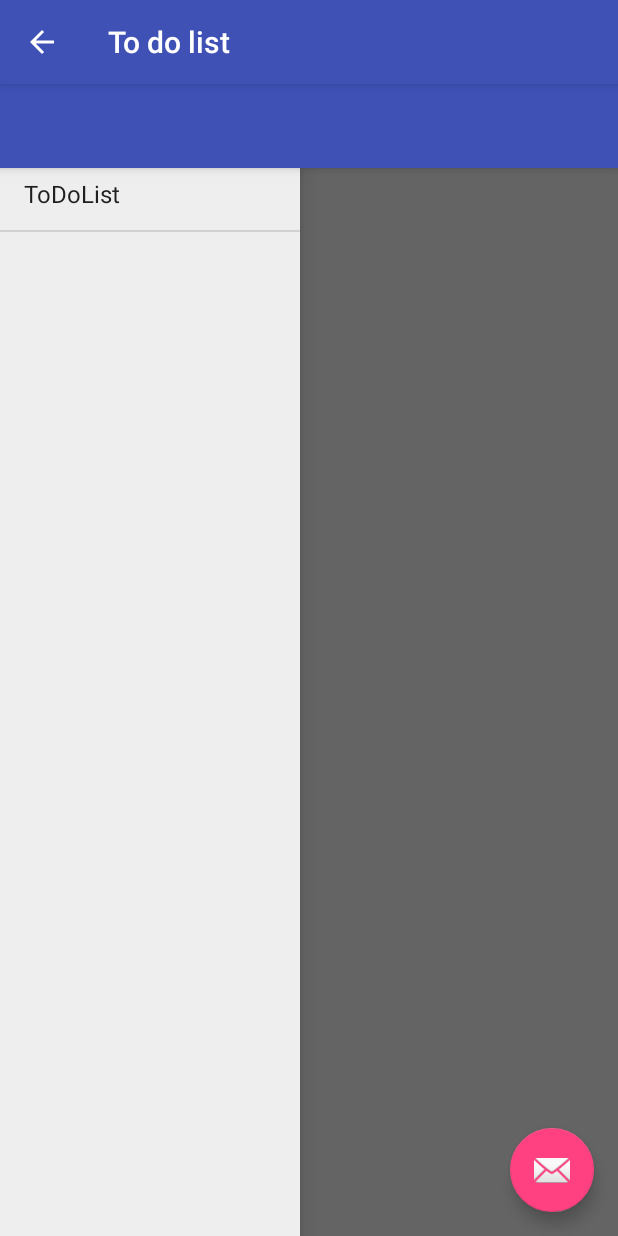
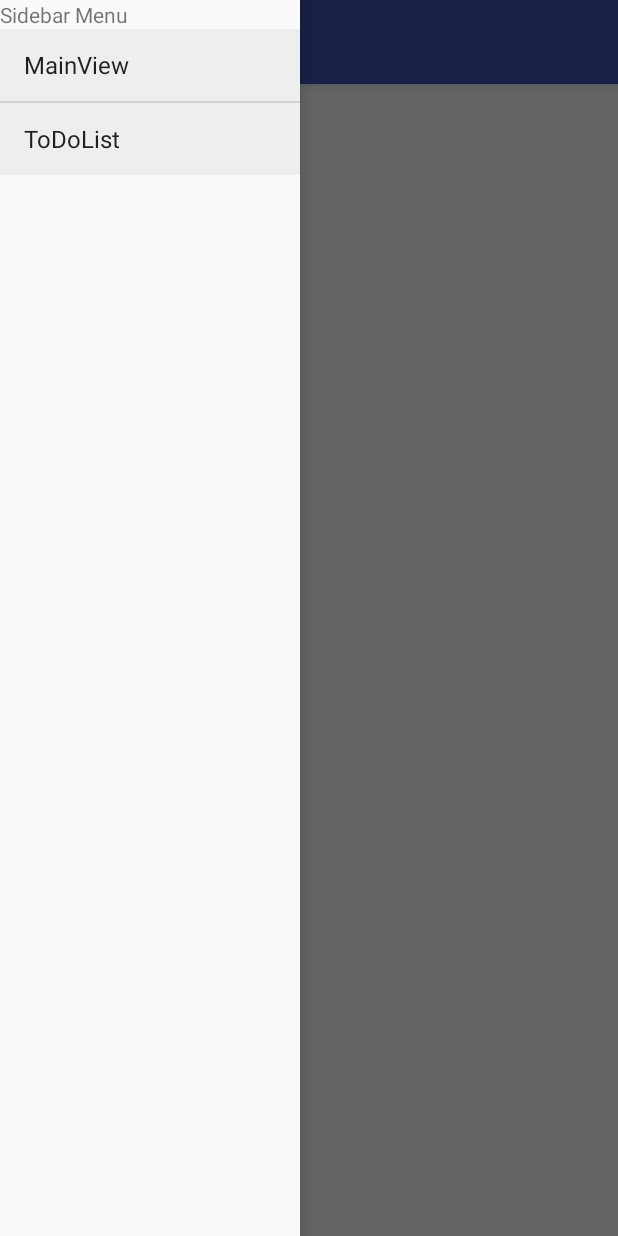
Before and after one commit to ReutovIgor/Organizer_android, an Android app: the ToDoListActivity screen opened directly, with no data from a screen before it, with the side drawer open, on a phone screen of 412 x 824 dp. Run offline under Robolectric (Android 15) with nearby library versions, the phone set to English and light mode, and no system bars.

Commit message:
Replaces Action bar with ToolBar Moves NavigationView to separate xml file Adds minor additions

```diff
--- a/app/src/main/AndroidManifest.xml
+++ b/app/src/main/AndroidManifest.xml
@@ -8,7 +8,7 @@
         android:label="@string/app_name"
         android:roundIcon="@mipmap/ic_launcher_round"
         android:supportsRtl="true"
-        android:theme="@style/AppTheme">
+        android:theme="@style/AppTheme.NoActionBar">
         <activity android:name=".MainView.MainActivity">
             <intent-filter>
                 <action android:name="android.intent.action.MAIN" />
@@ -18,8 +18,7 @@
         </activity>
         <activity
             android:name=".ToDoList.ToDoListActivity"
-            android:label="@string/title_activity_to_do_list"
-            android:theme="@style/AppTheme"></activity>
+            android:label="@string/title_activity_to_do_list"></activity>
     </application>
 
 </manifest>
--- a/app/src/main/java/com/example/ruireutov/organiser/SideMenuBar.java
+++ b/app/src/main/java/com/example/ruireutov/organiser/SideMenuBar.java
@@ -62,6 +62,6 @@ public class SideMenuBar {
     }
 
     public void hideSidebar() {
-        this.drawer.closeDrawer(this.sidebar);
+        this.drawer.closeDrawers();
     }
 }
--- a/app/src/main/java/com/example/ruireutov/organiser/ToDoList/ToDoListActivity.java
+++ b/app/src/main/java/com/example/ruireutov/organiser/ToDoList/ToDoListActivity.java
@@ -3,9 +3,8 @@ package com.example.ruireutov.organiser.ToDoList;
 import android.os.Bundle;
 import android.support.v4.widget.DrawerLayout;
 import android.support.v7.app.AppCompatActivity;
-import android.widget.ArrayAdapter;
+import android.support.v7.widget.Toolbar;
 import android.widget.ListView;
-import android.widget.TextView;
 
 import com.example.ruireutov.organiser.R;
 import com.example.ruireutov.organiser.SideMenuBar;
@@ -18,14 +17,13 @@ public class ToDoListActivity extends AppCompatActivity {
     protected void onCreate(Bundle savedInstanceState) {
         super.onCreate(savedInstanceState);
         setContentView(R.layout.activity_to_do_list);
+        Toolbar myToolbar = (Toolbar) findViewById(R.id.toDoListView_toolbar);
+        setSupportActionBar(myToolbar);
 
         DrawerLayout drawerLayout = (DrawerLayout) findViewById(R.id.toDoListView_drawer);
-        ListView drawerList = (ListView) findViewById(R.id.toDoListView_navList);
-        TextView textView = (TextView) findViewById(R.id.toDoListView_navList_item);
+        ListView drawerList = (ListView) findViewById(R.id.navigation_list);
 
         this.sideMenuBar = new SideMenuBar(this, drawerLayout, drawerList, android.R.layout.simple_list_item_1, "ToDoList");
-        getSupportActionBar().setHomeButtonEnabled(true);
-        getSupportActionBar().setDisplayHomeAsUpEnabled(true);
     }
 
 }
--- a/app/src/main/res/layout/activity_to_do_list.xml
+++ b/app/src/main/res/layout/activity_to_do_list.xml
@@ -1,33 +1,29 @@
 <?xml version="1.0" encoding="utf-8"?>
-<android.support.design.widget.CoordinatorLayout xmlns:android="http://schemas.android.com/apk/res/android"
-    xmlns:app="http://schemas.android.com/apk/res-auto"
+<android.support.v4.widget.DrawerLayout
+    xmlns:android="http://schemas.android.com/apk/res/android"
     xmlns:tools="http://schemas.android.com/tools"
     android:layout_width="match_parent"
     android:layout_height="match_parent"
     tools:context="com.example.ruireutov.organiser.ToDoList.ToDoListActivity">
 
-    <android.support.design.widget.AppBarLayout
+    <LinearLayout
+        android:id="@+id/main_container"
         android:layout_width="match_parent"
-        android:layout_height="wrap_content"
+        android:layout_height="match_parent"
         android:theme="@style/AppTheme.AppBarOverlay">
+        <include
+            android:id="@+id/toDoListView_toolbar"
+            layout="@layout/toolbar"/>
+        <include
+            layout="@layout/to_do_list" />
+    </LinearLayout>
 
-        <android.support.v7.widget.Toolbar
-            android:id="@+id/toolbar"
-            android:layout_width="match_parent"
-            android:layout_height="?attr/actionBarSize"
-            android:background="?attr/colorPrimary"
-            app:popupTheme="@style/AppTheme.PopupOverlay" />
+    <android.support.design.widget.NavigationView
+        android:id="@+id/navigation"
+        android:layout_width="200dp"
+        android:layout_height="match_parent"
+        android:layout_gravity="left|start">
+        <include layout="@layout/navigation_bar"/>
+    </android.support.design.widget.NavigationView>
 
-    </android.support.design.widget.AppBarLayout>
-
-    <include layout="@layout/to_do_list" />
-
-    <android.support.design.widget.FloatingActionButton
-        android:id="@+id/addNewTask"
-        android:layout_width="wrap_content"
-        android:layout_height="wrap_content"
-        android:layout_gravity="bottom|end"
-        android:layout_margin="@dimen/fab_margin"
-        app:srcCompat="@android:drawable/ic_dialog_email" />
-
-</android.support.design.widget.CoordinatorLayout>
+</android.support.v4.widget.DrawerLayout>
--- /dev/null
+++ b/app/src/main/res/layout/navigation_bar.xml
@@ -0,0 +1,17 @@
+<?xml version="1.0" encoding="utf-8"?>
+<LinearLayout
+    xmlns:android="http://schemas.android.com/apk/res/android"
+    android:id="@+id/navigation"
+    android:layout_width="200dp"
+    android:layout_height="match_parent"
+    android:orientation="vertical">
+    <TextView
+        android:layout_width="match_parent"
+        android:layout_height="wrap_content"
+        android:text="Sidebar Menu"/>
+    <ListView
+        android:id="@+id/navigation_list"
+        android:layout_width="match_parent"
+        android:layout_height="wrap_content"
+        android:background="#ffeeeeee"/>
+</LinearLayout>
--- /dev/null
+++ b/app/src/main/res/layout/toolbar.xml
@@ -0,0 +1,8 @@
+<?xml version="1.0" encoding="utf-8"?>
+<android.support.v7.widget.Toolbar xmlns:android="http://schemas.android.com/apk/res/android"
+    android:layout_width="match_parent"
+    android:layout_height="wrap_content"
+    android:background="@color/colorPrimary"
+    android:elevation="4dp">
+
+</android.support.v7.widget.Toolbar>
--- a/app/src/main/res/values/styles.xml
+++ b/app/src/main/res/values/styles.xml
@@ -1,7 +1,7 @@
 <resources>
 
     <!-- Base application theme. -->
-    <style name="AppTheme" parent="Theme.AppCompat.Light.DarkActionBar">
+    <style name="AppTheme" parent="Theme.AppCompat.Light.NoActionBar">
         <!-- Customize your theme here. -->
         <item name="colorPrimary">@color/colorPrimary</item>
         <item name="colorPrimaryDark">@color/colorPrimaryDark</item>
```
Also changed, not shown: app/src/main/java/com/example/ruireutov/organiser/MainView/MainActivity.java (+4 -16 lines), app/src/main/res/layout/activity_main.xml (+19 -7 lines).
